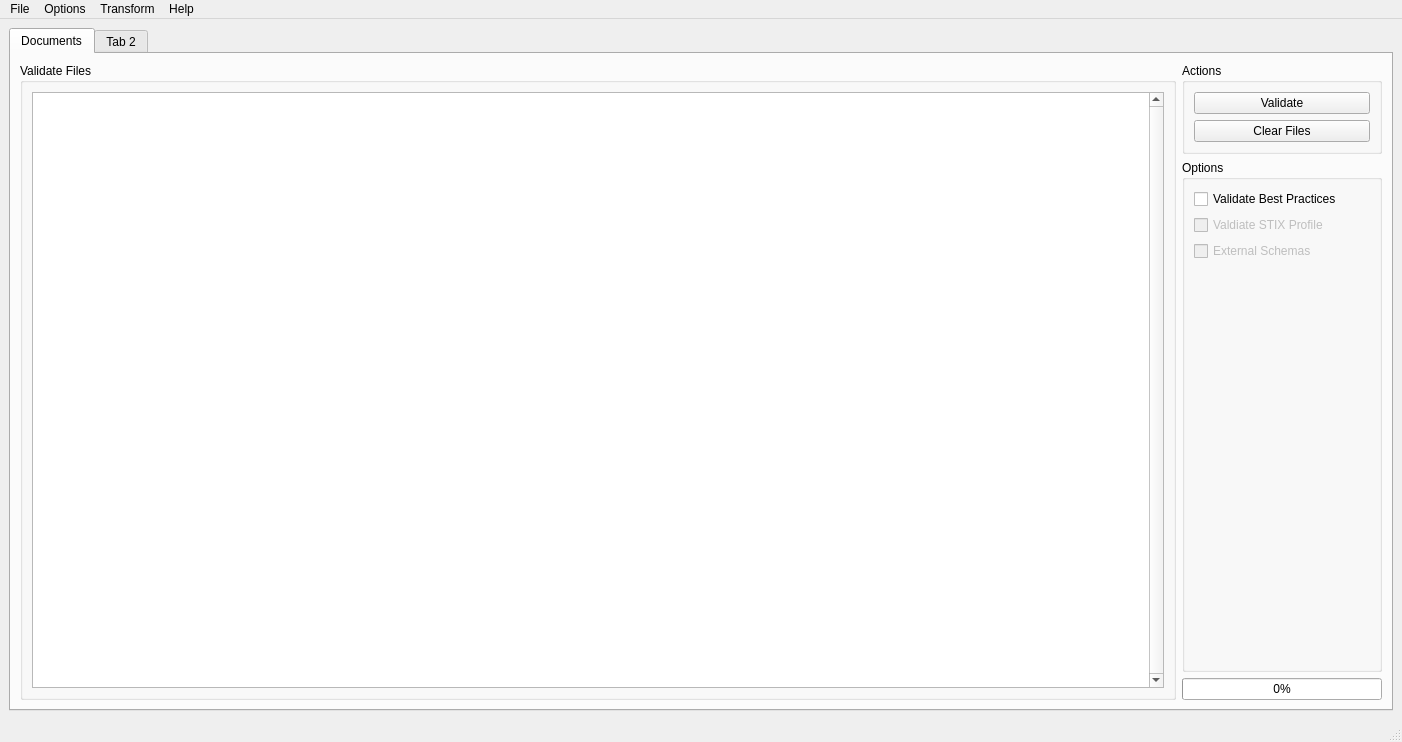
Before: the Qt Designer form qtui/mainwindow.ui in bworrell/cutie-stix, drawn with Qt 5.
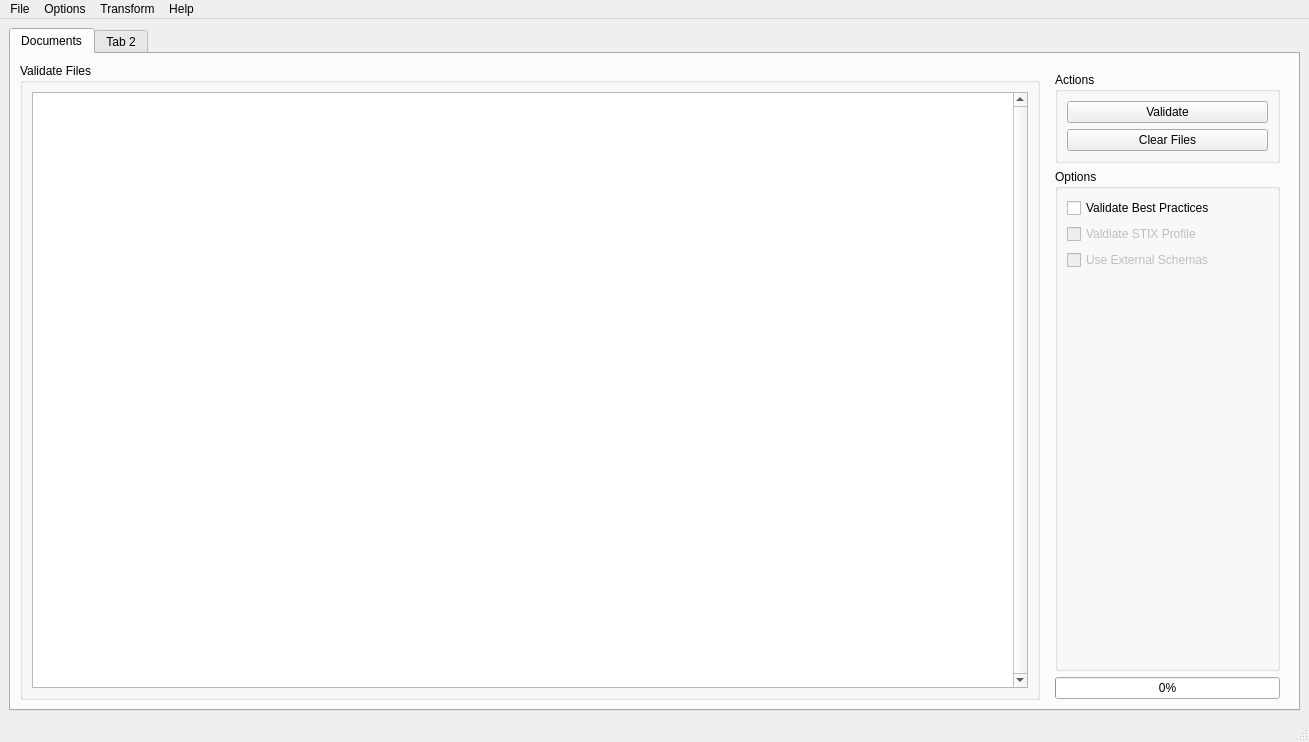
After: the same form once the commit is applied. Icons and pictures are not drawn. Custom widgets are drawn as their Qt base class.

Commit message: Adjusted sizeHints and sizePolicies on MainWindow to hopefuilly resolve some issues with font rendering between OSes. * Running cutiestix on Ubuntu 15.04 caused some button text   to overflow.

What changed in the file:
```diff
--- a/qtui/mainwindow.ui
+++ b/qtui/mainwindow.ui
@@ -6,7 +6,7 @@
    <rect>
     <x>0</x>
     <y>0</y>
-    <width>1402</width>
+    <width>1309</width>
     <height>742</height>
    </rect>
   </property>
@@ -36,7 +36,7 @@
       <item>
        <widget class="MainTabView" name="tab_widget">
         <property name="sizePolicy">
-         <sizepolicy hsizetype="Expanding" vsizetype="Expanding">
+         <sizepolicy hsizetype="Preferred" vsizetype="Expanding">
           <horstretch>0</horstretch>
           <verstretch>0</verstretch>
          </sizepolicy>
@@ -203,14 +203,23 @@
                <layout class="QHBoxLayout" name="horizontalLayout">
                 <item>
                  <widget class="QGroupBox" name="group_files">
+                  <property name="sizePolicy">
+                   <sizepolicy hsizetype="Expanding" vsizetype="Expanding">
+                    <horstretch>1</horstretch>
+                    <verstretch>0</verstretch>
+                   </sizepolicy>
+                  </property>
                   <property name="title">
                    <string>Validate Files</string>
                   </property>
                   <layout class="QVBoxLayout" name="verticalLayout">
+                   <property name="sizeConstraint">
+                    <enum>QLayout::SetDefaultConstraint</enum>
+                   </property>
                    <item>
                     <widget class="FilesTableView" name="table_files">
                      <property name="sizePolicy">
-                      <sizepolicy hsizetype="Expanding" vsizetype="Expanding">
+                      <sizepolicy hsizetype="MinimumExpanding" vsizetype="Expanding">
                        <horstretch>0</horstretch>
                        <verstretch>0</verstretch>
                       </sizepolicy>
@@ -236,18 +245,46 @@
                  </widget>
                 </item>
                 <item>
-                 <layout class="QVBoxLayout" name="v_layout_right">
+                 <widget class="QWidget" name="widget_right" native="true">
+                  <property name="sizePolicy">
+                   <sizepolicy hsizetype="MinimumExpanding" vsizetype="Expanding">
+                    <horstretch>0</horstretch>
+                    <verstretch>0</verstretch>
+                   </sizepolicy>
+                  </property>
+                  <property name="minimumSize">
+                   <size>
+                    <width>225</width>
+                    <height>0</height>
+                   </size>
+                  </property>
+                  <property name="layoutDirection">
+                   <enum>Qt::LeftToRight</enum>
+                  </property>
+                  <layout class="QVBoxLayout" name="v_layout_right" stretch="0,1,0">
                   <property name="sizeConstraint">
-                   <enum>QLayout::SetMaximumSize</enum>
+                    <enum>QLayout::SetDefaultConstraint</enum>
                   </property>
                   <property name="bottomMargin">
-                   <number>0</number>
+                    <number>1</number>
                   </property>
                   <item>
                    <widget class="QGroupBox" name="group_actions">
+                     <property name="sizePolicy">
+                      <sizepolicy hsizetype="MinimumExpanding" vsizetype="Preferred">
+                       <horstretch>0</horstretch>
+                       <verstretch>0</verstretch>
+                      </sizepolicy>
+                     </property>
+                     <property name="minimumSize">
+                      <size>
+                       <width>225</width>
+                       <height>0</height>
+                      </size>
+                     </property>
                     <property name="maximumSize">
                      <size>
-                      <width>200</width>
+                       <width>16777215</width>
                       <height>16777215</height>
                      </size>
                     </property>
@@ -257,6 +294,18 @@
                     <layout class="QFormLayout" name="formLayout_2">
                      <item row="0" column="0" colspan="2">
                       <widget class="QPushButton" name="btn_validate">
+                        <property name="sizePolicy">
+                         <sizepolicy hsizetype="MinimumExpanding" vsizetype="Fixed">
+                          <horstretch>0</horstretch>
+                          <verstretch>0</verstretch>
+                         </sizepolicy>
+                        </property>
+                        <property name="minimumSize">
+                         <size>
+                          <width>0</width>
+                          <height>0</height>
+                         </size>
+                        </property>
                        <property name="text">
                         <string>Validate</string>
                        </property>
@@ -273,6 +322,18 @@
                      </item>
                      <item row="1" column="0" colspan="2">
                       <widget class="QPushButton" name="btn_clear">
+                        <property name="sizePolicy">
+                         <sizepolicy hsizetype="MinimumExpanding" vsizetype="Fixed">
+                          <horstretch>0</horstretch>
+                          <verstretch>0</verstretch>
+                         </sizepolicy>
+                        </property>
+                        <property name="minimumSize">
+                         <size>
+                          <width>0</width>
+                          <height>0</height>
+                         </size>
+                        </property>
                        <property name="text">
                         <string>Clear Files</string>
                        </property>
@@ -284,71 +345,89 @@
                   <item>
                    <widget class="QGroupBox" name="group_options">
                     <property name="sizePolicy">
-                     <sizepolicy hsizetype="Fixed" vsizetype="Expanding">
+                      <sizepolicy hsizetype="MinimumExpanding" vsizetype="Expanding">
                       <horstretch>0</horstretch>
                       <verstretch>0</verstretch>
                      </sizepolicy>
                     </property>
                     <property name="minimumSize">
                      <size>
-                      <width>200</width>
-                      <height>200</height>
+                       <width>225</width>
+                       <height>0</height>
                      </size>
                     </property>
                     <property name="maximumSize">
                      <size>
-                      <width>50</width>
+                       <width>16777215</width>
                       <height>16777215</height>
                      </size>
                     </property>
+                     <property name="layoutDirection">
+                      <enum>Qt::LeftToRight</enum>
+                     </property>
                     <property name="title">
                      <string>Options</string>
                     </property>
                     <layout class="QFormLayout" name="formLayout">
-                     <property name="fieldGrowthPolicy">
-                      <enum>QFormLayout::FieldsStayAtSizeHint</enum>
-                     </property>
-                     <item row="0" column="0" colspan="2">
+                      <item row="1" column="0">
                       <widget class="QCheckBox" name="check_best_practices">
+                        <property name="sizePolicy">
+                         <sizepolicy hsizetype="MinimumExpanding" vsizetype="Fixed">
+                          <horstretch>0</horstretch>
+                          <verstretch>0</verstretch>
+                         </sizepolicy>
+                        </property>
                        <property name="text">
                         <string>Validate Best Practices</string>
                        </property>
                       </widget>
                      </item>
-                     <item row="1" column="0" colspan="2">
+                      <item row="3" column="0">
+                       <widget class="QCheckBox" name="check_external_schemas">
+                        <property name="enabled">
+                         <bool>false</bool>
+                        </property>
+                        <property name="sizePolicy">
+                         <sizepolicy hsizetype="MinimumExpanding" vsizetype="Fixed">
+                          <horstretch>0</horstretch>
+                          <verstretch>0</verstretch>
+                         </sizepolicy>
+                        </property>
+                        <property name="text">
+                         <string>Use External Schemas</string>
+                        </property>
+                       </widget>
+                      </item>
+                      <item row="2" column="0">
                       <widget class="QCheckBox" name="check_profile">
                        <property name="enabled">
                         <bool>false</bool>
                        </property>
+                        <property name="sizePolicy">
+                         <sizepolicy hsizetype="MinimumExpanding" vsizetype="Fixed">
+                          <horstretch>0</horstretch>
+                          <verstretch>0</verstretch>
+                         </sizepolicy>
+                        </property>
                        <property name="text">
                         <string>Valdiate STIX Profile</string>
                        </property>
                       </widget>
                      </item>
-                     <item row="2" column="0">
-                      <widget class="QCheckBox" name="check_external_schemas">
-                       <property name="enabled">
-                        <bool>false</bool>
-                       </property>
-                       <property name="text">
-                        <string>External Schemas</string>
-                       </property>
-                      </widget>
-                     </item>
                     </layout>
                    </widget>
                   </item>
                   <item>
                    <widget class="QProgressBar" name="progress_validation">
                     <property name="sizePolicy">
-                     <sizepolicy hsizetype="Fixed" vsizetype="Fixed">
+                      <sizepolicy hsizetype="MinimumExpanding" vsizetype="Fixed">
                       <horstretch>0</horstretch>
                       <verstretch>0</verstretch>
                      </sizepolicy>
                     </property>
                     <property name="maximumSize">
                      <size>
-                      <width>200</width>
+                       <width>16777215</width>
                       <height>16777215</height>
                      </size>
                     </property>
@@ -358,6 +437,7 @@
                    </widget>
                   </item>
                  </layout>
+                 </widget>
                 </item>
                </layout>
               </item>
@@ -386,8 +466,8 @@
     <rect>
      <x>0</x>
      <y>0</y>
-     <width>1402</width>
-     <height>21</height>
+     <width>1309</width>
+     <height>25</height>
     </rect>
    </property>
    <widget class="QMenu" name="menu_file">
```
Left out of the diff: 6 changed lines with no effect on the pictures. Lines whose indentation alone changed are shown as unchanged. The commit also changes 1 other file.
